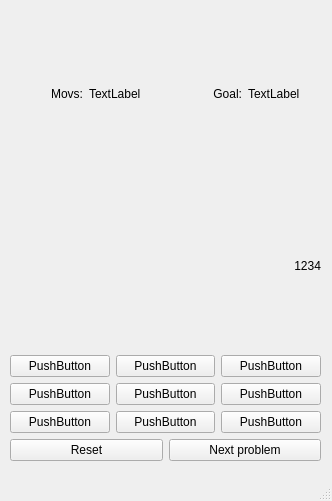
Old version of the form mainwindow.ui in the repository oriolOrnaque/Compute.
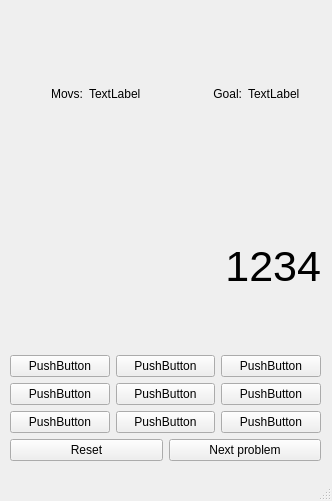
New version of the form.

```diff
--- a/mainwindow.ui
+++ b/mainwindow.ui
@@ -67,6 +67,16 @@
      </item>
      <item>
       <widget class="QLabel" name="label_5">
+       <property name="font">
+        <font>
+         <family>Ubuntu</family>
+         <pointsize>32</pointsize>
+         <weight>50</weight>
+         <bold>false</bold>
+         <underline>false</underline>
+         <kerning>true</kerning>
+        </font>
+       </property>
        <property name="text">
         <string>1234</string>
        </property>
```
Left out of the diff: 10 changed lines with no effect on the pictures.
